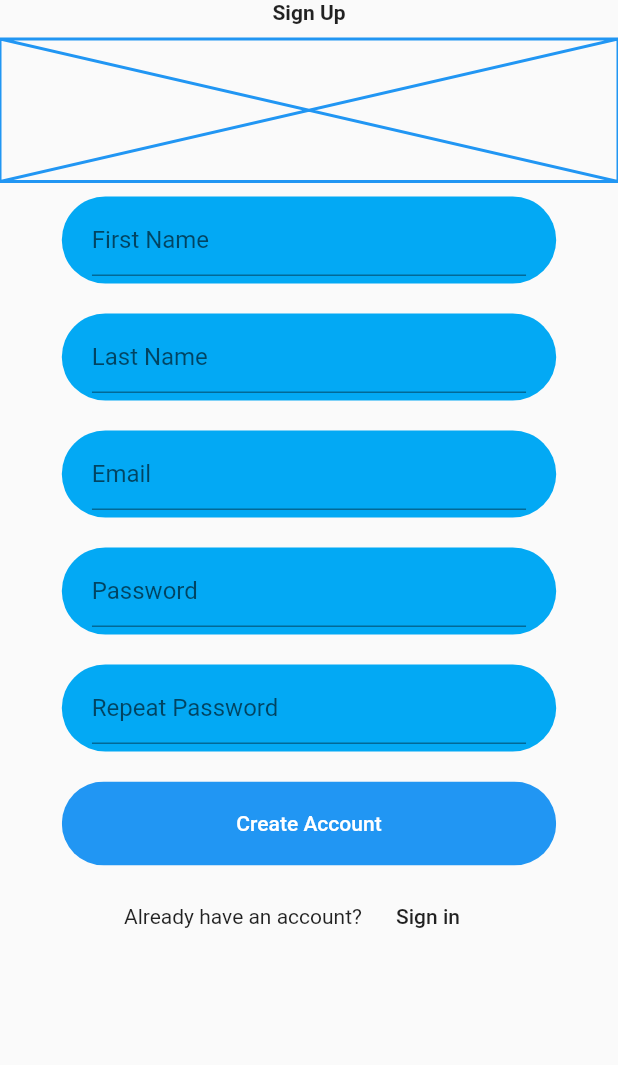
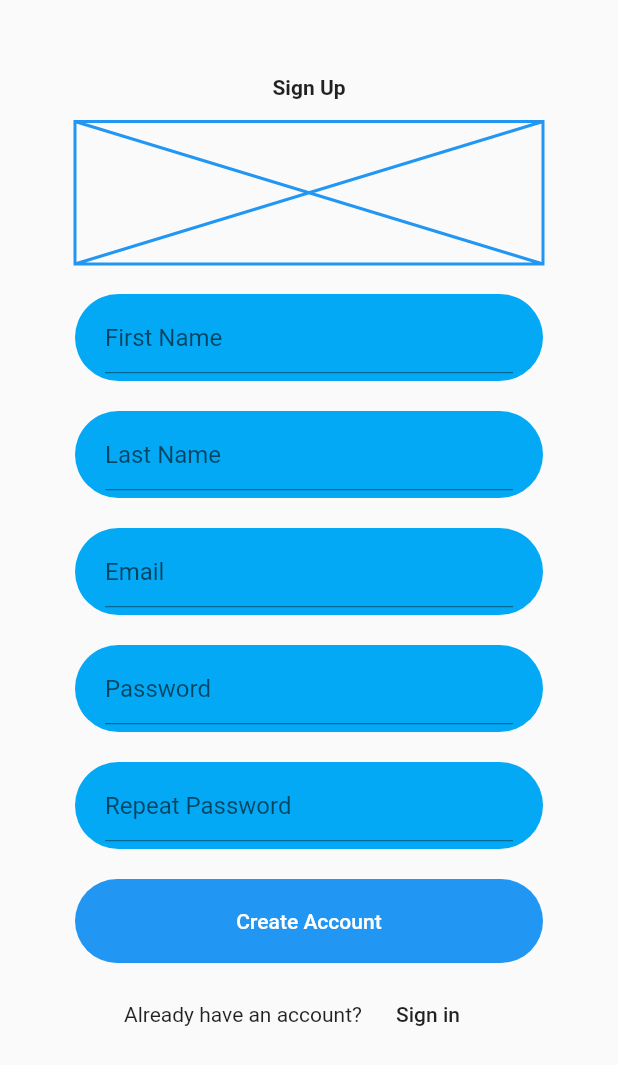
Before and after one commit to r4vendust/generic-login-page, a Flutter app: the screen it shows after launch, after a tap on "SING UP", on a phone screen of 412 x 824 dp. Shown: the top 1065 px of the screen. Run offline on Flutter 3.47's test engine with Material 2 defaults, Android fonts, the phone set to English and light mode, and no system bars; our stand-ins replace firebase_auth; accounts and stored records are empty.

```diff
--- a/lib/main.dart
+++ b/lib/main.dart
@@ -12,6 +12,7 @@ class MyApp extends StatelessWidget {
     return StreamProvider<User>.value(
       value: AuthService().user,
       child: MaterialApp(
+        debugShowCheckedModeBanner: false,
         home: Wrapper(),
       ),
     );
--- a/lib/screens/home/compontents/body.dart
+++ b/lib/screens/home/compontents/body.dart
@@ -8,7 +8,7 @@ class Body extends StatelessWidget {
   @override
   Widget build(BuildContext context) {
     return Container(
-      margin: const EdgeInsets.all(50.0),
+      margin: const EdgeInsets.fromLTRB(40, 50, 30, 0),
       child: Column(
         children: [
           Text("Welcome user"),
--- a/lib/screens/login/components/body.dart
+++ b/lib/screens/login/components/body.dart
@@ -24,6 +24,7 @@ class _BodyState extends State<Body> {
 
   Widget build(BuildContext context) {
     return Container(
+      margin: const EdgeInsets.fromLTRB(50, 0, 50, 0),
       child: Column(
         mainAxisAlignment: MainAxisAlignment.center,
         children: [
@@ -35,7 +36,7 @@ class _BodyState extends State<Body> {
           Placeholder(
             color: Colors.blue,
             fallbackHeight: 300,
-            fallbackWidth: 150,
+            fallbackWidth: 100,
           ),
           SizedBox(height: 10),
           RoundedTextField(
--- a/lib/screens/register/components/body.dart
+++ b/lib/screens/register/components/body.dart
@@ -28,7 +28,9 @@ class _BodyState extends State<Body> {
 
   @override
   Widget build(BuildContext context) {
-    return Form(
+    return Container(
+      margin: const EdgeInsets.fromLTRB(50, 50, 50, 0),
+      child: Form(
         child: Column(
           crossAxisAlignment: CrossAxisAlignment.center,
           children: [
@@ -36,12 +38,13 @@ class _BodyState extends State<Body> {
               "Sign Up",
               style: TextStyle(fontWeight: FontWeight.bold),
             ),
-          SizedBox(height: 10),
+            SizedBox(height: 15),
             Placeholder(
               color: Colors.blue,
               fallbackHeight: 95,
               fallbackWidth: 150,
             ),
+            SizedBox(height: 10),
             RoundedTextField(
               labelText: "First Name",
               color: Colors.lightBlue,
@@ -90,6 +93,7 @@ class _BodyState extends State<Body> {
             ),
           ],
         ),
+      ),
     );
   }
 }
```
Also changed, not shown: assets/loged.PNG (added), assets/login.PNG (added), assets/register.PNG (added), assets/welcome.PNG (added), 2 other files. Lines whose indentation alone changed are shown as unchanged.
